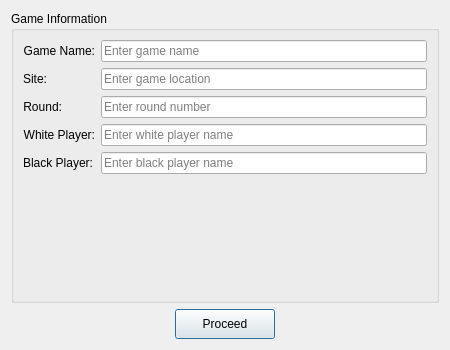
Old version of the form ui/newGame.ui in the repository AlienWolfX/thesis-chess.
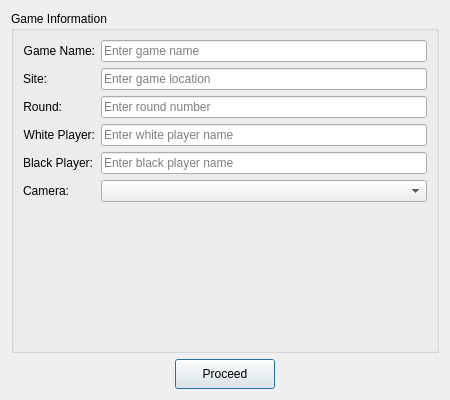
New version of the form. Icons and pictures are not drawn.

Commit message: Add camera selection feature to new game dialog and update UI dimensions

Patch:
```diff
--- a/ui/newGame.ui
+++ b/ui/newGame.ui
@@ -7,13 +7,13 @@
     <x>0</x>
     <y>0</y>
     <width>450</width>
-    <height>350</height>
+    <height>400</height>
    </rect>
   </property>
   <property name="minimumSize">
    <size>
     <width>400</width>
-    <height>300</height>
+    <height>350</height>
    </size>
   </property>
   <property name="windowTitle">
@@ -115,6 +115,23 @@
         </property>
        </widget>
       </item>
+      <item row="5" column="0">
+       <widget class="QLabel" name="label_6">
+        <property name="text">
+         <string>Camera:</string>
+        </property>
+        <property name="alignment">
+         <set>Qt::AlignRight|Qt::AlignTrailing|Qt::AlignVCenter</set>
+        </property>
+       </widget>
+      </item>
+      <item row="5" column="1">
+       <widget class="QComboBox" name="cameraComboBox">
+        <property name="placeholderText" stdset="0">
+         <string>Select camera</string>
+        </property>
+       </widget>
+      </item>
      </layout>
     </widget>
    </item>
```
The commit also changes 4 other files.
